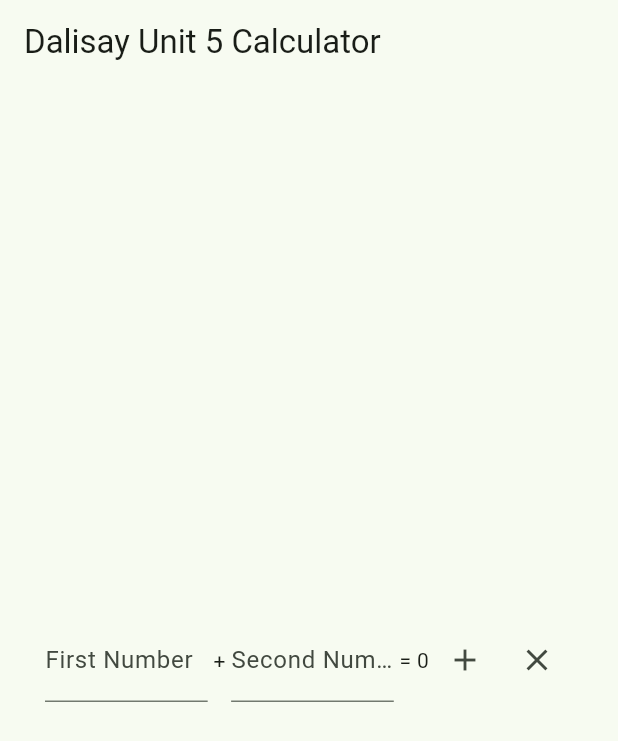
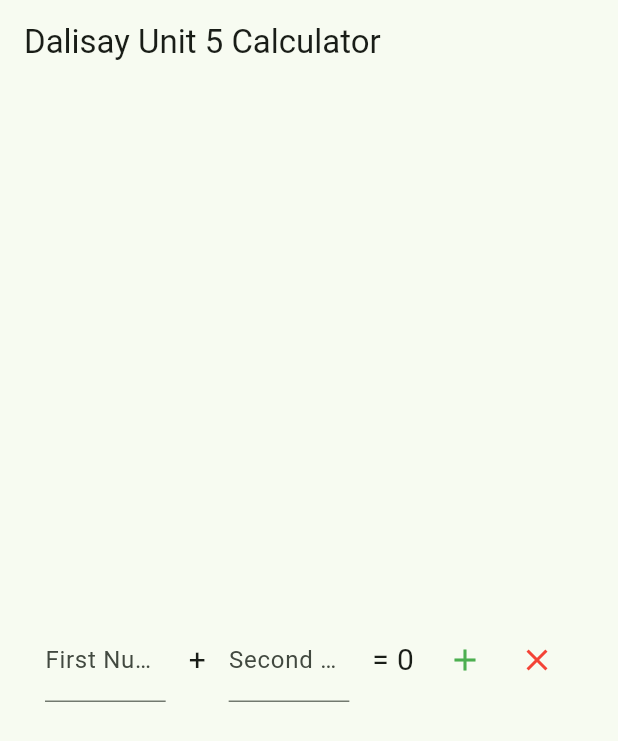
Before and after one commit to keanedalisay/cc206_calculator_dalisay, a Flutter app: the screen it shows after launch, on a phone screen of 412 x 824 dp. Shown: the top 741 px of the screen. Run offline on Flutter 3.47's test engine with Material 3 defaults, Android fonts, the phone set to English and light mode, and no system bars.

Commit message:
Add colors to the add and clear button

```diff
--- a/lib/main.dart
+++ b/lib/main.dart
@@ -57,7 +57,10 @@ class _CalculatorScreenState extends State<CalculatorScreen> {
                       controller: add1Controller,
                     ),
                   ),
-                  const Text(" + "),
+                  Container(
+                      padding: EdgeInsets.symmetric(vertical: 0, horizontal: 10),
+                      child: const Text(" + ", style: TextStyle(fontSize: 20))
+                  ),
                   Expanded(
                     child: TextField(
                       decoration: InputDecoration(labelText: "Second Number"),
@@ -66,7 +69,10 @@ class _CalculatorScreenState extends State<CalculatorScreen> {
                     ),
                   ),
 
-                  Text(' = $sum'),
+                  Container(
+                  padding: EdgeInsets.symmetric(vertical: 0, horizontal: 10),
+                  child: Text(' = $sum', style: TextStyle(fontSize: 20))
+                  ),
                   // 3.a Add an IconButton here
                   IconButton(
                       onPressed: () {
@@ -75,7 +81,7 @@ class _CalculatorScreenState extends State<CalculatorScreen> {
                               int.parse(add2Controller.text);
                         });
                       },
-                      icon: const Icon(Icons.add)),
+                      icon: const Icon(Icons.add), color: Colors.green),
                   // b.b Add an button here
                   IconButton(
                       onPressed: () {
@@ -85,7 +91,7 @@ class _CalculatorScreenState extends State<CalculatorScreen> {
                           add2Controller.clear();
                         });
                       },
-                      icon: const Icon(Icons.clear))
+                      icon: const Icon(Icons.clear), color: Colors.red)
                 ],
               )
           ),
```
